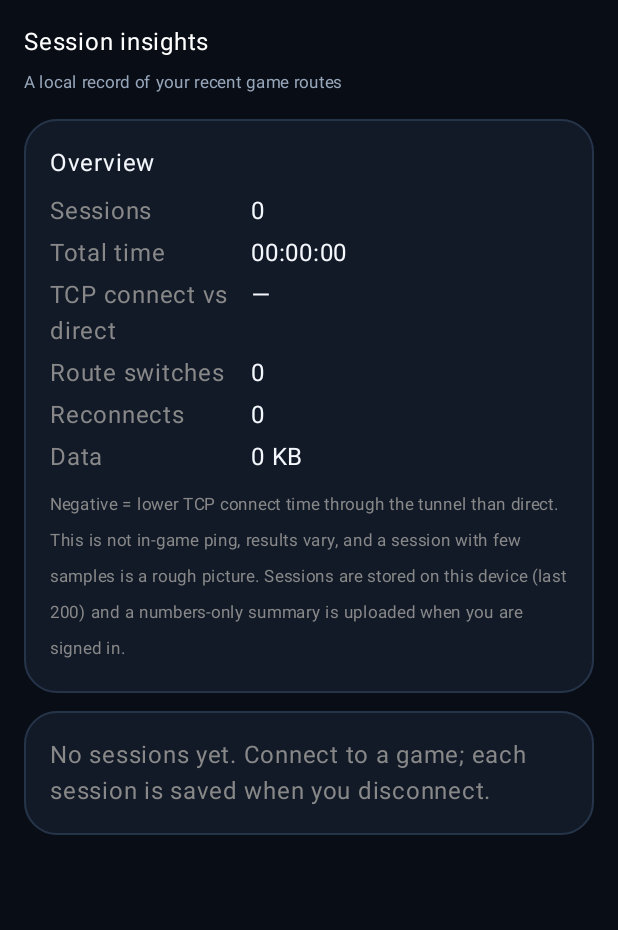
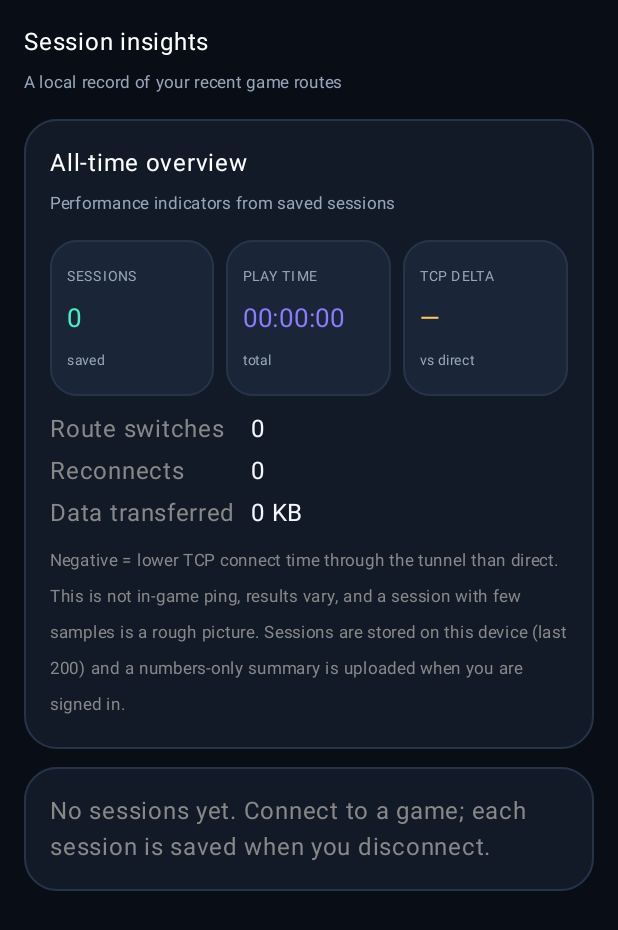
Before and after one commit to royjunmauricio04-a11y/GameBooster, an Android app built with Jetpack Compose: the composable HistoryTab shown on its own in the app's theme, on a phone screen of 412 x 824 dp. Shown: the top 930 px of the screen. Run offline under Robolectric (Android 15) with nearby library versions, the phone set to English and light mode, and no system bars; pictures from the network do not load.

Commit message:
Surface session performance metrics in history

```diff
--- a/app/src/main/java/com/gamebooster/app/ui/Screens.kt
+++ b/app/src/main/java/com/gamebooster/app/ui/Screens.kt
@@ -469,14 +469,17 @@ private fun HistoryTab(st: UiState, vm: MainViewModel) {
     Column(Modifier.fillMaxSize().verticalScroll(rememberScrollState()).padding(16.dp), verticalArrangement = Arrangement.spacedBy(12.dp)) {
         SectionHeading("Session insights", "A local record of your recent game routes")
         Panel {
-            Text("Overview", fontSize = 16.sp)
-            Spacer(Modifier.height(6.dp))
-            MetricRow("Sessions", "${sum.sessions}", "")
-            MetricRow("Total time", fmtDur(sum.totalSec), "")
-            MetricRow("TCP connect vs direct", sum.avgLatencyDeltaPct?.let { "%+.0f%%".format(it) } ?: "—", "")
+            SectionHeading("All-time overview", "Performance indicators from saved sessions")
+            Spacer(Modifier.height(12.dp))
+            Row(Modifier.fillMaxWidth(), horizontalArrangement = Arrangement.spacedBy(8.dp)) {
+                MetricTile("SESSIONS", "${sum.sessions}", "saved", Neon, Modifier.weight(1f))
+                MetricTile("PLAY TIME", fmtDur(sum.totalSec), "total", Violet, Modifier.weight(1f))
+                MetricTile("TCP DELTA", sum.avgLatencyDeltaPct?.let { "%+.0f%%".format(it) } ?: "—", "vs direct", if ((sum.avgLatencyDeltaPct ?: 0.0) < 0) Neon else Color(0xFFFFC857), Modifier.weight(1f))
+            }
+            Spacer(Modifier.height(8.dp))
             MetricRow("Route switches", "${sum.switches}", "")
             MetricRow("Reconnects", "${sum.reconnects}", "")
-            MetricRow("Data", fmtBytes(sum.rxBytes + sum.txBytes), "")
+            MetricRow("Data transferred", fmtBytes(sum.rxBytes + sum.txBytes), "")
             Text("Negative = lower TCP connect time through the tunnel than direct. This is not in-game ping, results vary, " +
                 "and a session with few samples is a rough picture. Sessions are stored on this device (last 200) and " +
                 "a numbers-only summary is uploaded when you are signed in.",
```
